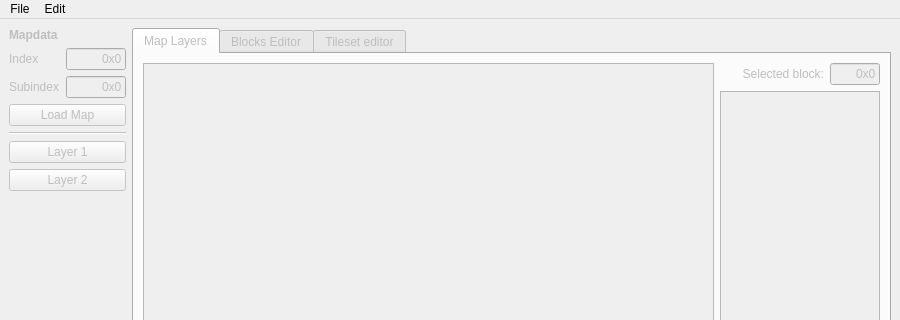
The window that mqeq.ui (kaisermg5/mapqeditorq) describes before a commit, drawn with Qt 5; both pictures show x 0 to 900 and y 0 to 320 of the 900 by 701 pixel window.
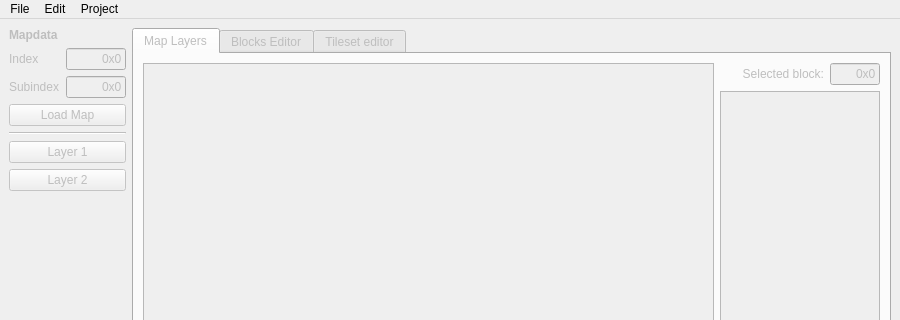
The same window after the commit.

Commit message: MQEQ no longer modifies the rom. It now works with a project, generating C files.

What changed in the file:
```diff
--- a/mqeq.ui
+++ b/mqeq.ui
@@ -1003,8 +1003,16 @@
     <addaction name="menuImport"/>
     <addaction name="menuExport"/>
    </widget>
+   <widget class="QMenu" name="menuProject">
+    <property name="title">
+     <string>Project</string>
+    </property>
+    <addaction name="actionMake"/>
+    <addaction name="actionClean"/>
+   </widget>
    <addaction name="menuFile"/>
    <addaction name="menuEdit"/>
+   <addaction name="menuProject"/>
   </widget>
   <widget class="QStatusBar" name="statusbar"/>
   <action name="action_Open_ROM">
```
Left out of the diff: 22 changed lines with no effect on the pictures. The commit also changes 56 other files.
